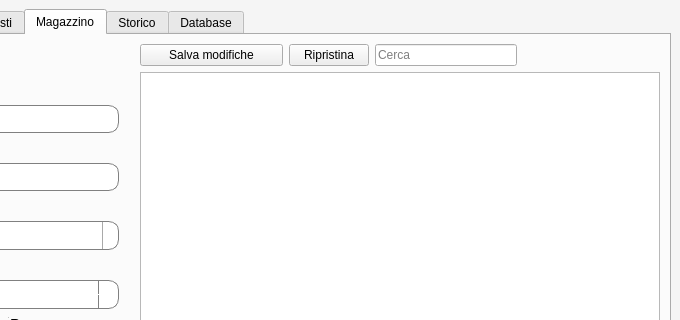
This is main.ui in salvogalati/pokemon-card-sales-manager as Qt 5 draws it before an edit; both pictures show x 116 to 796 and y 0 to 320 of the 796 by 473 pixel window. The edited form follows.
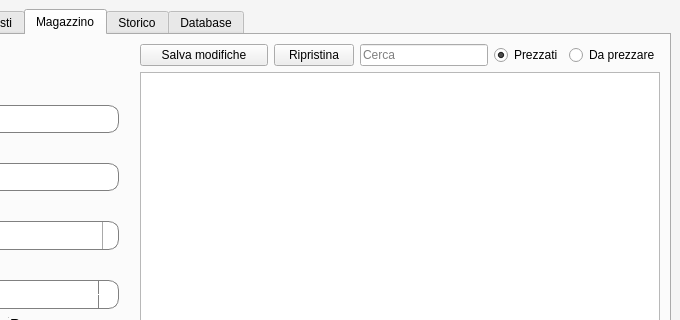
This is the edited form. The open tabs and pages were chosen to show the change. Icons and pictures are not drawn.

Commit message: Split magazzino tab into two tables: priced and unpriced

The edit to the form file:
```diff
--- a/main.ui
+++ b/main.ui
@@ -1076,17 +1076,27 @@
              </widget>
             </item>
             <item>
-             <spacer name="horizontalSpacer_2">
-              <property name="orientation">
-               <enum>Qt::Horizontal</enum>
+             <widget class="QRadioButton" name="radioButton_3">
+              <property name="text">
+               <string>Prezzati</string>
               </property>
-              <property name="sizeHint" stdset="0">
-               <size>
-                <width>31</width>
-                <height>17</height>
-               </size>
+              <property name="checked">
+               <bool>true</bool>
               </property>
-             </spacer>
+              <attribute name="buttonGroup">
+               <string notr="true">buttonGroupMagazzino</string>
+              </attribute>
+             </widget>
+            </item>
+            <item>
+             <widget class="QRadioButton" name="radioButton_4">
+              <property name="text">
+               <string>Da prezzare</string>
+              </property>
+              <attribute name="buttonGroup">
+               <string notr="true">buttonGroupMagazzino</string>
+              </attribute>
+             </widget>
             </item>
            </layout>
           </item>
```
Left out of the diff: 3 changed lines with no effect on the pictures. The commit also changes 4 other files.
